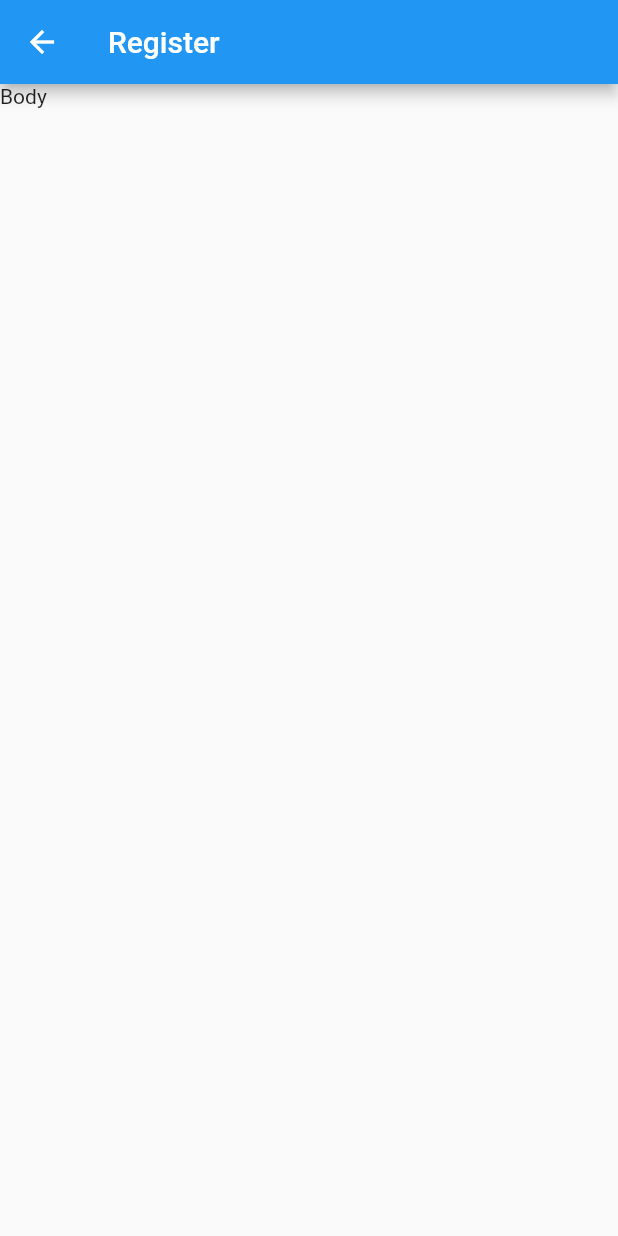
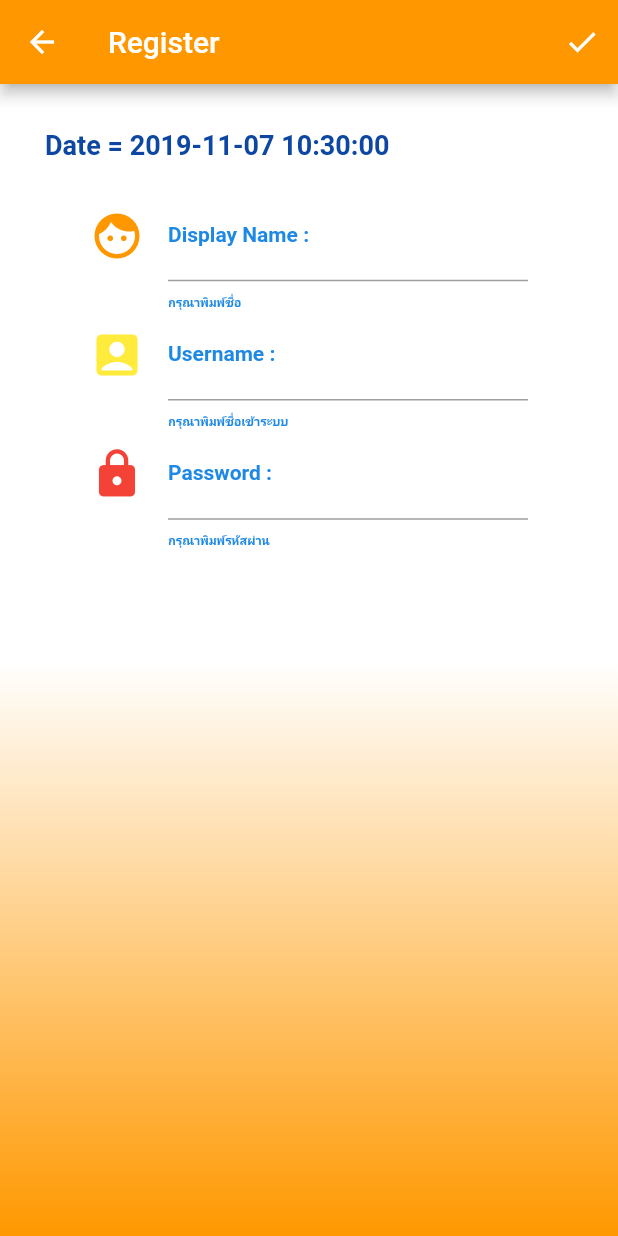
Before and after one commit to Teerawit-PIN/TopPinthong, a Flutter app: the screen it shows after launch, after a tap on "สมัครสมาชิก", on a phone screen of 412 x 824 dp. Run offline on Flutter 3.47's test engine with Material 2 defaults, Android fonts, the phone set to English and light mode, and no system bars.

Commit message:
Register Design Complete

```diff
--- a/lib/screens/home.dart
+++ b/lib/screens/home.dart
@@ -69,7 +69,10 @@ class _HomeState extends State<Home> {
     return Container(
       width: 250.0,
       child: TextFormField(
-        decoration: InputDecoration(labelText: 'User :'),
+        decoration: InputDecoration(
+          labelText: 'User :',
+          labelStyle: MyStyle().txtStyle600,
+        ),
       ),
     );
   }
@@ -79,7 +82,10 @@ class _HomeState extends State<Home> {
       width: 250.0,
       child: TextFormField(
         obscureText: true,
-        decoration: InputDecoration(labelText: 'Password :'),
+        decoration: InputDecoration(
+          labelText: 'Password :',
+          labelStyle: MyStyle().txtStyle600,
+        ),
       ),
     );
   }
--- a/lib/screens/register.dart
+++ b/lib/screens/register.dart
@@ -1,4 +1,6 @@
 import 'package:flutter/material.dart';
+import 'package:toppinthong/utility/style.dart';
+import 'package:intl/intl.dart';
 
 class Register extends StatefulWidget {
   @override
@@ -6,13 +8,126 @@ class Register extends StatefulWidget {
 }
 
 class _RegisterState extends State<Register> {
+  //Field
+
+  //Method
+  Widget nameText() {
+    return Container(
+      margin: EdgeInsets.only(
+        left: 30.0,
+        right: 30.0,
+      ),
+      child: TextFormField(
+        decoration: InputDecoration(
+          icon: Icon(
+            Icons.face,
+            size: 36.0,
+            color: Colors.orange,
+          ),
+          labelText: 'Display Name :',
+          labelStyle: MyStyle().txtStyle600,
+          helperText: 'กรุณาพิมพ์ชื่อ',
+          helperStyle: MyStyle().txtStyle600h,
+          hintText: 'ภาษาไทยเท่านั้น',
+        ),
+      ),
+    );
+  }
+
+  //Method
+  Widget userText() {
+    return Container(
+      margin: EdgeInsets.only(
+        left: 30.0,
+        right: 30.0,
+      ),
+      child: TextFormField(
+        decoration: InputDecoration(
+          icon: Icon(
+            Icons.account_box,
+            size: 36.0,
+            color: Colors.yellow,
+          ),
+          labelText: 'Username :',
+          labelStyle: MyStyle().txtStyle600,
+          helperText: 'กรุณาพิมพ์ชื่อเข้าระบบ',
+          helperStyle: MyStyle().txtStyle600h,
+          hintText: 'ภาษาอังกฤษเท่านั้น',
+        ),
+      ),
+    );
+  }
+
+  //Method
+  Widget passwordText() {
+    return Container(
+      margin: EdgeInsets.only(
+        left: 30.0,
+        right: 30.0,
+      ),
+      child: TextFormField(
+        decoration: InputDecoration(
+          icon: Icon(
+            Icons.lock,
+            size: 36.0,
+            color: Colors.red,
+          ),
+          labelText: 'Password :',
+          labelStyle: MyStyle().txtStyle600,
+          helperText: 'กรุณาพิมพ์รหัสผ่าน',
+          helperStyle: MyStyle().txtStyle600h,
+          hintText: 'มากกว่า 6 ตัวอักษร',
+        ),
+      ),
+    );
+  }
+
+  Widget showCurrentDate() {
+    DateTime dateTime = DateTime.now();
+    String dateFomat = DateFormat('yyyy-MM-dd HH:mm:ss').format(dateTime);
+    // print('$dateFomat');
+    return Text(
+      'Date = $dateFomat',
+      style: MyStyle().txtStyle900,
+    );
+  }
+
+  Widget registerButton() {
+    return IconButton(
+      tooltip: 'ยืนยันการสมัคร',
+      icon: Icon(Icons.check),
+      onPressed: () {},
+    );
+  }
+
   @override
   Widget build(BuildContext context) {
     return Scaffold(
       appBar: AppBar(
+        backgroundColor: MyStyle().btColor,
         title: Text('Register'),
+        actions: <Widget>[registerButton()],
       ),
-      body: Text('Body'),
+      body: Container(
+        decoration: BoxDecoration(
+            gradient: LinearGradient(
+          colors: [Colors.white, Colors.white, MyStyle().bdColor],
+          begin: Alignment.topCenter,
+          end: Alignment.bottomCenter,
+        )),
+        child: ListView(
+          padding: EdgeInsets.all(30.0),
+          children: <Widget>[
+            showCurrentDate(),
+            SizedBox(
+              height: 20.0,
+            ),
+            nameText(),
+            userText(),
+            passwordText(),
+          ],
+        ),
+      ),
     );
   }
 }
--- a/lib/utility/style.dart
+++ b/lib/utility/style.dart
@@ -13,8 +13,26 @@ class MyStyle {
 
   TextStyle btTxtStyle = TextStyle(color: Colors.white);
   TextStyle bdTxtStyle = TextStyle(color: Colors.orange);
+  TextStyle txtStyle600 = TextStyle(
+    color: Colors.blue[600],
+    fontSize: 14.0,
+    fontWeight: FontWeight.bold,
+  );
 
-  ShapeBorder btStyle = RoundedRectangleBorder(borderRadius: BorderRadius.circular(10.0));
+  TextStyle txtStyle600h = TextStyle(
+    color: Colors.blue[600],
+    fontSize: 8.0,
+    fontWeight: FontWeight.bold,
+  );
+
+  TextStyle txtStyle900 = TextStyle(
+    color: Colors.blue[900],
+    fontSize: 18.0,
+    fontWeight: FontWeight.bold,
+  );
+
+  ShapeBorder btStyle =
+      RoundedRectangleBorder(borderRadius: BorderRadius.circular(10.0));
 
   EdgeInsetsGeometry padding20 = EdgeInsets.all(20.0);
 
--- a/pubspec.yaml
+++ b/pubspec.yaml
@@ -23,6 +23,7 @@ dependencies:
   # The following adds the Cupertino Icons font to your application.
   # Use with the CupertinoIcons class for iOS style icons.
   cupertino_icons: ^0.1.2
+  intl: ^0.16.0
 
 dev_dependencies:
   flutter_test:
```
Also changed, not shown: pubspec.lock.
